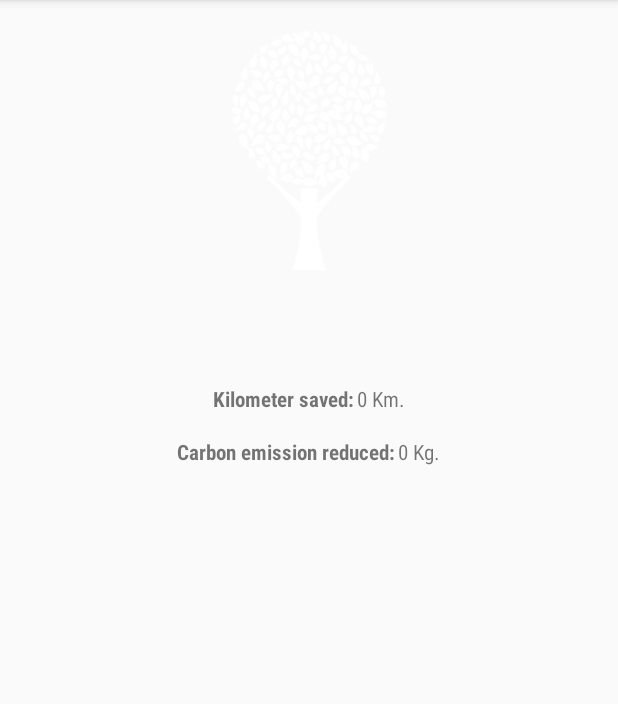
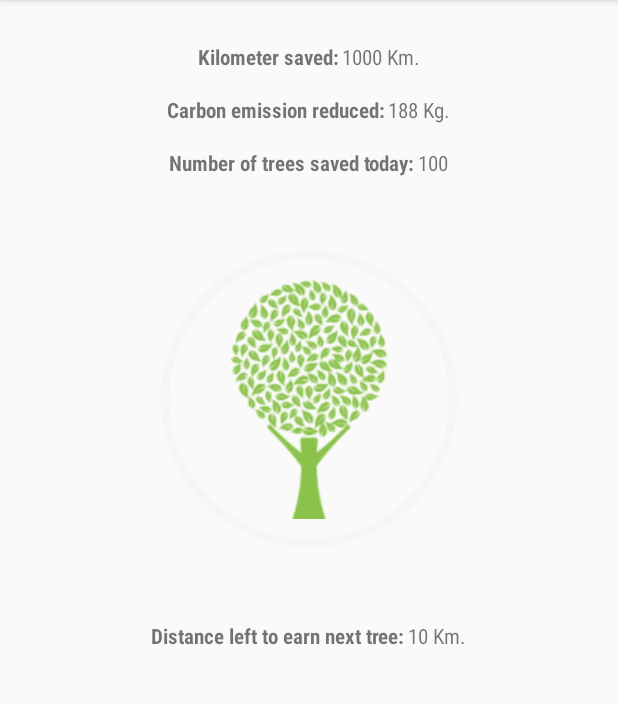
Before and after one commit to Pratkashyap/Emission-Tracker, an Android app: the HomeActivity screen opened directly, with no data from a screen before it, on a phone screen of 412 x 824 dp, the part 84-788 px from its top. Run offline under Robolectric (Android 15) with nearby library versions, the phone set to English and light mode, and no system bars; our stand-ins replace ButterKnife; 5 statements that could not run were skipped.

Commit message:
added progress circle around tree, some more data to show how many km are left to save a tree

```diff
--- a/app/src/main/java/com/betasolutions/treesaver/activity/HomeActivity.java
+++ b/app/src/main/java/com/betasolutions/treesaver/activity/HomeActivity.java
@@ -48,6 +48,8 @@ public class HomeActivity extends BaseActivity
         implements NavigationView.OnNavigationItemSelectedListener {
     @BindView(R.id.tree_to_fill)
     ImageView treeToFill;
+    @BindView(R.id.tree_progress)
+    ProgressBar treeProgress;
     @BindView(R.id.km_saved)
     TextView totalKmTodayTextView;
     @BindView(R.id.emission_reduced)
@@ -56,22 +58,20 @@ public class HomeActivity extends BaseActivity
     ProgressBar progressBar;
     @BindView((R.id.swiperefresh))
     SwipeRefreshLayout swipeRefreshLayout;
-    /*@BindView(R.id.account_email)
-    TextView accountEmail;
-    @BindView(R.id.account_name)
-    TextView accountName;
-    @BindView(R.id.account_photo)
-    ImageView accountPhoto;*/
     @BindView(R.id.nav_view)
     NavigationView navigationView;
     @BindView(R.id.toolbar)
     Toolbar toolbar;
     @BindView(R.id.drawer_layout)
     DrawerLayout drawer;
+    @BindView(R.id.no_of_trees_saved)
+    TextView noOfTreesSaved;
+    @BindView(R.id.km_left_to_earn_your_tree)
+    TextView distanceLeftoEarnYourTree;
 
 
     private DecimalFormat mDecimalFormatter;
-
+    private int mTreeCount = 0;
     private float mTotalKmToday = 0;
 
     class FetchHistory extends AsyncTask<Void, Void, Void> {
@@ -113,10 +113,19 @@ public class HomeActivity extends BaseActivity
         @Override
         protected void onPostExecute(Void aVoid) {
             super.onPostExecute(aVoid);
-            progressBar.setVisibility(View.INVISIBLE);
+            progressBar.setVisibility(View.GONE);
+            mTotalKmToday = 1000f;
             totalKmTodayTextView.setText(getResources().getString(R.string.km_saved_km, mDecimalFormatter.format(mTotalKmToday)));
             totalEmissionReduced.setText(getResources().getString(R.string.emission_reduced_kg, mDecimalFormatter.format(mTotalKmToday * Constants.KM_TO_CARBON_FACTOR)));
-            treeToFill.getBackground().setLevel((int) (mTotalKmToday * Constants.KM_TO_CARBON_FACTOR / Constants.GOAL_CARBON_REDUCTION * 10000));
+            double factor = mTotalKmToday * Constants.KM_TO_CARBON_FACTOR;
+            mTreeCount = (int) (mTotalKmToday * Constants.KM_TO_CARBON_FACTOR / Constants.GOAL_CARBON_REDUCTION);
+            if (factor >= Constants.GOAL_CARBON_REDUCTION) {
+                treeProgress.setProgress(((int) Math.floor((((mTotalKmToday * Constants.KM_TO_CARBON_FACTOR / Constants.GOAL_CARBON_REDUCTION  * 100) % Constants.GOAL_CARBON_REDUCTION) ))));
+            } else {
+                treeProgress.setProgress((int) (Math.floor(mTotalKmToday * Constants.KM_TO_CARBON_FACTOR * 100 / Constants.GOAL_CARBON_REDUCTION)));
+            }
+            noOfTreesSaved.setText(String.valueOf(mTreeCount));
+            distanceLeftoEarnYourTree.setText(getResources().getString(R.string.km_saved_km, mDecimalFormatter.format(Math.abs(Constants.DAILY_DISTANCE_GOAL - mTotalKmToday % Constants.DAILY_DISTANCE_GOAL))));
             swipeRefreshLayout.setRefreshing(false);
         }
     }
--- a/app/src/main/java/com/betasolutions/treesaver/utils/Constants.java
+++ b/app/src/main/java/com/betasolutions/treesaver/utils/Constants.java
@@ -15,6 +15,7 @@ public class Constants {
     public static class PreferenceKey {
         public static String IS_SIGNED_IN = "pref-isSignedIn";
     }
-    public static final Double KM_TO_CARBON_FACTOR = 0.187;
-    public static final Double GOAL_CARBON_REDUCTION = 1.87;
+    public static final Double KM_TO_CARBON_FACTOR = 0.188;
+    public static final Double GOAL_CARBON_REDUCTION = 1.88;
+    public static final int DAILY_DISTANCE_GOAL = 10;
 }
--- a/app/src/main/res/drawable/bkgd_shape.xml
+++ b/app/src/main/res/drawable/bkgd_shape.xml
@@ -2,4 +2,11 @@
 <shape
     xmlns:android="http://schemas.android.com/apk/res/android">
     <solid android:color="@color/colorPrimary"/>
+    <corners android:bottomLeftRadius="10dp"
+        android:topLeftRadius="10dp"
+        android:bottomRightRadius="10dp"
+        android:topRightRadius="10dp" />
+
+    <stroke android:width="4px"
+        android:color="@android:color/black" />
 </shape>
--- /dev/null
+++ b/app/src/main/res/drawable/circular_progress_bar.xml
@@ -0,0 +1,49 @@
+<?xml version="1.0" encoding="utf-8"?>
+
+<layer-list xmlns:android="http://schemas.android.com/apk/res/android">
+    <item android:id="@android:id/secondaryProgress">
+        <shape
+            android:innerRadiusRatio="3"
+            android:shape="ring"
+            android:thicknessRatio="50.0"
+            android:useLevel="true">
+
+
+            <gradient
+                android:centerColor="#f6f6f6"
+                android:endColor="#f6f6f6"
+                android:startColor="#f6f6f6"
+                android:type="sweep" />
+        </shape>
+    </item>
+
+    <item android:id="@android:id/progress">
+        <rotate
+            android:fromDegrees="270"
+            android:pivotX="50%"
+            android:pivotY="50%"
+            android:toDegrees="270">
+
+            <shape
+                android:innerRadiusRatio="3"
+                android:shape="ring"
+                android:thicknessRatio="50.0"
+                android:useLevel="true">
+
+
+                <rotate
+                    android:fromDegrees="0"
+                    android:pivotX="50%"
+                    android:pivotY="50%"
+                    android:toDegrees="360" />
+
+                <gradient
+                    android:centerColor="@color/colorGreen"
+                    android:endColor="@color/colorGreen"
+                    android:startColor="@color/colorGreen"
+                    android:type="sweep" />
+
+            </shape>
+        </rotate>
+    </item>
+</layer-list>
--- a/app/src/main/res/layout/content_home.xml
+++ b/app/src/main/res/layout/content_home.xml
@@ -13,34 +13,8 @@
     <LinearLayout
         android:layout_width="match_parent"
         android:layout_height="match_parent"
-        android:orientation="vertical">
-
-        <LinearLayout
-            android:layout_width="match_parent"
-            android:layout_height="wrap_content"
-            android:gravity="center">
-
-            <ImageView
-                android:id="@+id/tree_to_fill"
-                android:layout_width="wrap_content"
-                android:layout_height="wrap_content"
-                android:layout_marginBottom="20dp"
-                android:layout_marginTop="20dp"
-                android:background="@drawable/bkgd_level"
-                android:foregroundGravity="center"
-                android:src="@drawable/ic_tree_to_fill" />
-        </LinearLayout>
-
-        <ProgressBar
-            android:id="@+id/progress_bar"
-            android:layout_width="wrap_content"
-            android:layout_height="wrap_content"
-            android:layout_gravity="center"
-            android:indeterminate="true"
-            android:theme="@style/ProgressBarTheme"
-            android:visibility="invisible"
-            tools:visibility="visible" />
-
+        android:orientation="vertical"
+        android:paddingTop="20dp">
         <LinearLayout
             android:layout_width="wrap_content"
             android:layout_height="wrap_content"
@@ -88,5 +62,95 @@
                 android:paddingLeft="2dp"
                 tools:text="100kg" />
         </LinearLayout>
+        <LinearLayout
+            android:layout_width="wrap_content"
+            android:layout_height="wrap_content"
+            android:layout_gravity="center"
+            android:padding="8dp">
+
+            <TextView
+                android:layout_width="wrap_content"
+                android:layout_height="wrap_content"
+                android:layout_gravity="center_horizontal"
+                android:fontFamily="sans-serif-condensed"
+                android:text="@string/no_of_trees_saved_today"
+                android:textStyle="bold" />
+
+            <TextView
+                android:id="@+id/no_of_trees_saved"
+                android:layout_width="wrap_content"
+                android:layout_height="wrap_content"
+                android:layout_gravity="center_horizontal"
+                android:fontFamily="sans-serif-condensed"
+                android:paddingLeft="2dp"
+                tools:text="100kg" />
+        </LinearLayout>
+
+        <LinearLayout
+            android:layout_width="match_parent"
+            android:layout_height="wrap_content"
+            android:orientation="horizontal"
+            android:gravity="center">
+
+            <RelativeLayout
+                android:layout_width="match_parent"
+                android:layout_height="match_parent">
+                <ProgressBar
+                    style="?android:attr/progressBarStyleHorizontal"
+                    android:layout_width="280dp"
+                    android:layout_height="280dp"
+                    android:indeterminate="false"
+                    android:max="100"
+                    android:id="@+id/tree_progress"
+                    android:layout_centerInParent="true"
+                    android:progressDrawable="@drawable/circular_progress_bar"
+                    android:secondaryProgress="100"
+                    android:theme="@style/ProgressBarTheme"/>
+
+                <ImageView
+                    android:id="@+id/tree_to_fill"
+                    android:layout_width="wrap_content"
+                    android:layout_height="wrap_content"
+                    android:layout_centerHorizontal="true"
+                    android:layout_centerVertical="true"
+                    android:background="@drawable/bkgd_level"
+                    android:foregroundGravity="center"
+                    android:src="@drawable/ic_tree_to_fill" />
+            </RelativeLayout>
+        </LinearLayout>
+
+        <ProgressBar
+            android:id="@+id/progress_bar"
+            android:layout_width="wrap_content"
+            android:layout_height="wrap_content"
+            android:layout_gravity="center"
+            android:indeterminate="true"
+            android:theme="@style/ProgressBarTheme"
+            android:visibility="gone"
+            tools:visibility="visible" />
+        <LinearLayout
+            android:layout_width="wrap_content"
+            android:layout_height="wrap_content"
+            android:layout_gravity="center"
+            android:padding="8dp">
+
+            <TextView
+                android:layout_width="wrap_content"
+                android:layout_height="wrap_content"
+                android:layout_gravity="center_horizontal"
+                android:fontFamily="sans-serif-condensed"
+                android:text="@string/km_left_to_earn_next_tree"
+                android:textStyle="bold" />
+
+            <TextView
+                android:id="@+id/km_left_to_earn_your_tree"
+                android:layout_width="wrap_content"
+                android:layout_height="wrap_content"
+                android:layout_gravity="center_horizontal"
+                android:fontFamily="sans-serif-condensed"
+                android:paddingLeft="2dp"
+                tools:text="100km" />
+        </LinearLayout>
+
     </LinearLayout>
 </android.support.v4.widget.SwipeRefreshLayout>
--- a/app/src/main/res/values/colors.xml
+++ b/app/src/main/res/values/colors.xml
@@ -4,4 +4,5 @@
     <color name="colorPrimaryDark">#303F9F</color>
     <color name="colorAccent">#FF4081</color>
     <color name="colorLightGray">#f6f6f6</color>
+    <color name="colorGreen">#8bc34a</color>
 </resources>
--- a/app/src/main/res/values/strings.xml
+++ b/app/src/main/res/values/strings.xml
@@ -17,6 +17,8 @@
     <string name="km_saved_km">%s Km.</string>
     <string name="emission_reduced">Carbon emission reduced: </string>
     <string name="emission_reduced_kg">%s Kg.</string>
+    <string name="no_of_trees_saved_today">Number of trees saved today: </string>
+    <string name="km_left_to_earn_next_tree">Distance left to earn next tree: </string>
 
 
     <string name="action_settings">Settings</string>
```
Also changed, not shown: app/src/main/res/drawable/ic_tree_to_fill.png, 1 other file.
